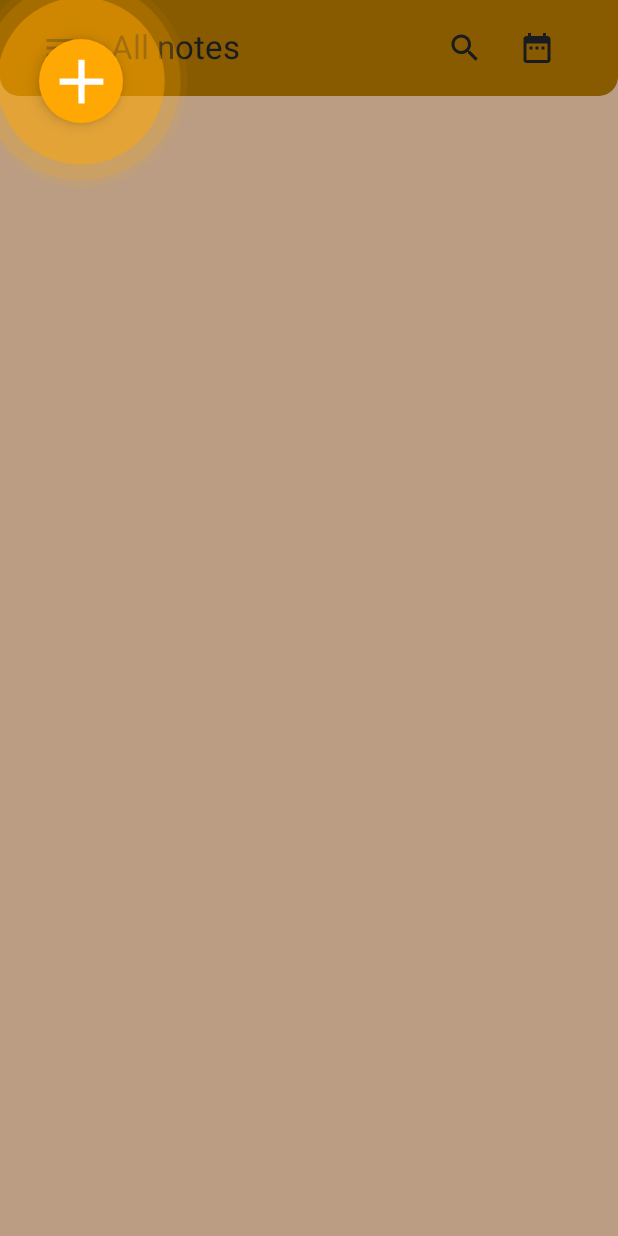
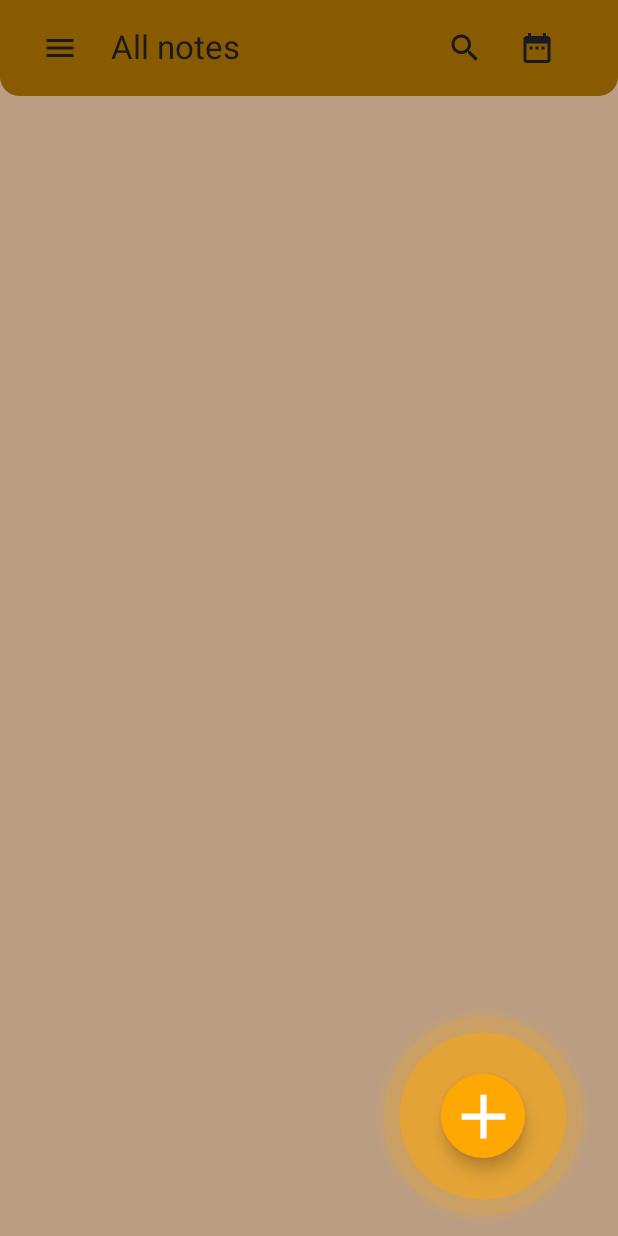
Before and after one commit to Hommaster/WaveNote, an Android app built with Jetpack Compose: the screen it shows after launch (MainActivity), on a phone screen of 412 x 824 dp. Run offline under Robolectric (Android 15) with nearby library versions, the phone set to English and light mode, and no system bars.

Commit message:
updated system for PulsarFab.kt

```diff
--- a/app/src/main/java/com/example/wavenote/screens/mainScreen/MainScreen.kt
+++ b/app/src/main/java/com/example/wavenote/screens/mainScreen/MainScreen.kt
@@ -61,11 +61,17 @@ fun MainScreen(
                         scope.launch { drawerState.open() }
                     }
                 )
-                PulsarFab(
-                    onClick = {
+                Box(
+                    modifier = Modifier
+                        .padding(268.dp, 690.dp, 0.dp, 0.dp),
+                ) {
+                    PulsarFab(
+                        onClick = {
 
-                    }
-                )
+                        }
+                    )
+                }
+
             }
         }
     )
```
